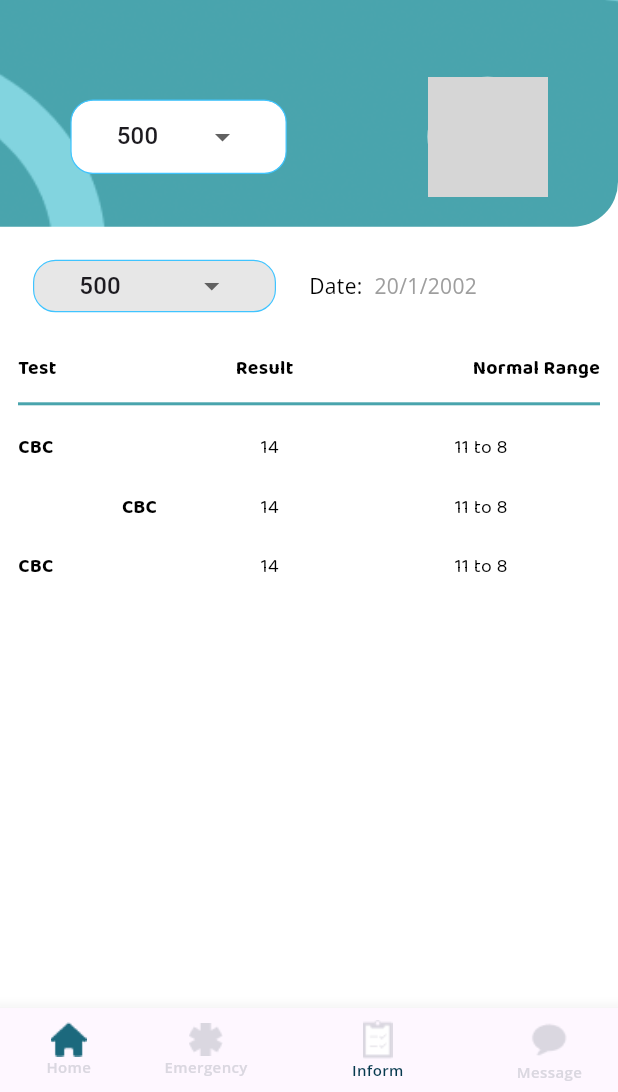
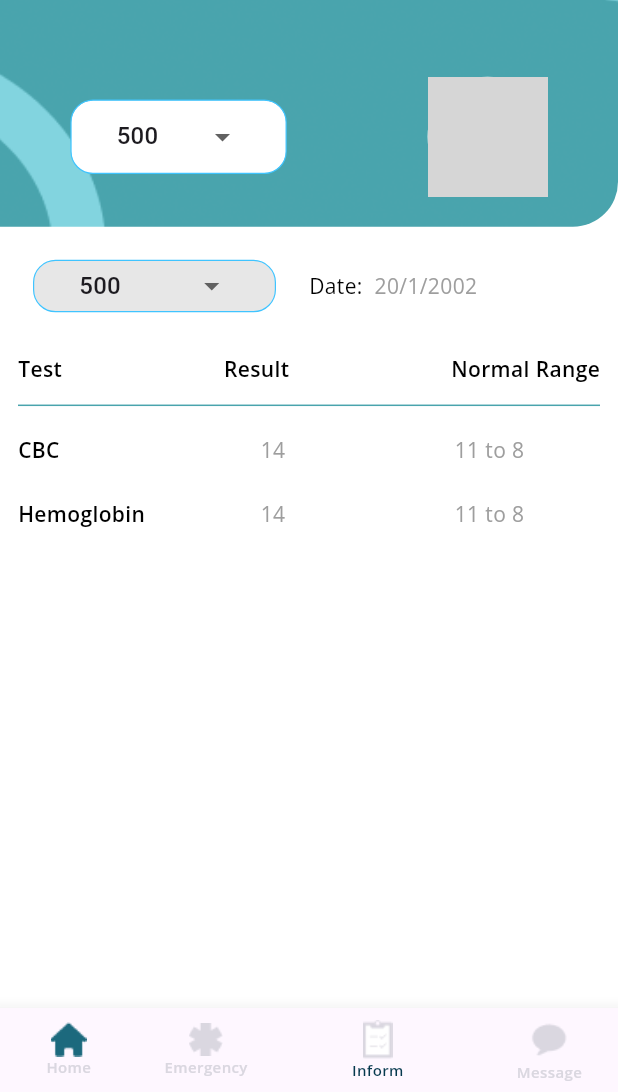
Before and after one commit to Mohamed-lalah/rafik2, a Flutter app: the HomeScreen screen opened by its route, item 3 of the bottom bar chosen, on a phone screen of 412 x 824 dp, the part 144-1236 px from its top. Run offline on Flutter 3.47's test engine with Material 3 defaults, Android fonts, the phone set to English and light mode, and no system bars; our stand-ins replace google_fonts, google_maps_flutter, swipeable_button_view, syncfusion_flutter_charts; network calls fail; grey boxes are pictures that could not be loaded.

Commit message:
inform screen design edited

```diff
--- a/lib/ui/screens/emergencty_tab_screen.dart
+++ b/lib/ui/screens/emergencty_tab_screen.dart
@@ -1,6 +1,7 @@
 import 'package:flutter/material.dart';
 import 'package:google_fonts/google_fonts.dart';
 import 'package:rafik/ui/screens/emergency_state_screen.dart';
+import 'package:rafik/ui/widgets/custom_list_widget.dart';
 import 'package:swipeable_button_view/swipeable_button_view.dart';
 
 import '../widgets/list_widget.dart';
@@ -43,7 +44,7 @@ class _EmergencyTabState extends State<EmergencyTab> {
                         color: Colors.white,
                       ),
                       onPressed: () {
-                        Navigator.pushNamed(context, ListWidget.routeName);
+                        Navigator.pushNamed(context, CustomListWidget.routeName);
                       }),
                 ),
                 Container(
--- a/lib/ui/screens/home_tab.dart
+++ b/lib/ui/screens/home_tab.dart
@@ -2,6 +2,7 @@ import 'package:flutter/material.dart';
 import 'package:rafik/ui/screens/memory_screen.dart';
 import 'package:rafik/ui/utlities/app_colors.dart';
 import 'package:rafik/ui/utlities/app_theme.dart';
+import 'package:rafik/ui/widgets/custom_list_widget.dart';
 import 'package:rafik/ui/widgets/list_widget.dart';
 import 'package:rafik/ui/widgets/memories_widget.dart';
 
@@ -47,7 +48,7 @@ class HomeTab extends StatelessWidget {
                   ),
                   InkWell(
                     onTap: (){
-                      Navigator.pushNamed(context, ListWidget.routeName);
+                      Navigator.pushNamed(context, CustomListWidget.routeName);
                     },
                     child: Padding(
                       padding: const EdgeInsets.only(right: 20),
--- a/lib/ui/screens/informs_screen.dart
+++ b/lib/ui/screens/informs_screen.dart
@@ -155,6 +155,7 @@ class _InformsScreenState extends State<InformsScreen> {
                           fontSize: 14,
                           fontWeight: FontWeight.normal),
                     ),
+                    SizedBox(width: 0.1,),
                     Text("20/1/2002",
                         style: GoogleFonts.openSans(
                             color: Colors.grey,
@@ -169,29 +170,73 @@ class _InformsScreenState extends State<InformsScreen> {
               mainAxisAlignment: MainAxisAlignment.spaceBetween,
               children: [
                 Text("Test",
-                    style: GoogleFonts.baloo2(
-                        fontSize: 13,
+                    style: GoogleFonts.openSans(
+                        fontSize: 14,
                         color: Colors.black,
-                        fontWeight: FontWeight.bold)),
+                        fontWeight: FontWeight.w600)),
                 Text("Result",
-                    style: GoogleFonts.baloo2(
-                        fontSize: 13,
+                    style: GoogleFonts.openSans(
+                        fontSize: 14,
                         color: Colors.black,
-                        fontWeight: FontWeight.bold)),
+                        fontWeight: FontWeight.w600)),
                 Text("Normal Range",
-                    style: GoogleFonts.baloo2(
-                        fontSize: 13,
+                    style: GoogleFonts.openSans(
+                        fontSize: 14,
                         color: Colors.black,
-                        fontWeight: FontWeight.bold)),
+                        fontWeight: FontWeight.w600)),
               ],
             ),
           ),
           Container(
             margin: EdgeInsets.only(right: 12, left: 12, bottom: 6, top: 6),
             child: Divider(
-              thickness: 2,
+              thickness: 1,
               color: Color(0xff49A4AD),
             ),
+          ),
+
+          Container(
+            margin: EdgeInsets.only(right: 12, left: 12, top: 6),
+            child: Row(
+              children: [
+                Expanded(
+                  flex:5,
+                  child: InkWell(
+                    onTap: (){
+                      Navigator.pushNamed(context, CBSScreen.routeName);
+                    },
+                    child: Text("CBC",
+                        style: GoogleFonts.openSans(
+                            fontSize: 14,
+                            color: Colors.black,
+                            fontWeight: FontWeight.w600)
+                    ),
+                  ),
+                ),
+                Expanded(
+                  flex: 4,
+                  child: Text("14",
+                      style:
+                      GoogleFonts.openSans
+                        (fontSize: 14, color: Colors.grey,
+                        fontWeight: FontWeight.w400,)
+                  ),
+                ),
+                Expanded(
+                  flex: 3,
+                  child: Text("11 to 8",
+                      style:
+                      GoogleFonts.openSans
+                        (
+                        fontSize: 14, color: Colors.grey,
+                        fontWeight: FontWeight.w400,)
+                  ),
+                ),
+              ],
+            ),
+          ),
+          SizedBox(
+            height: height*0.02,
           ),
           Container(
             margin: EdgeInsets.only(right: 12, left: 12, top: 6),
@@ -199,82 +244,30 @@ class _InformsScreenState extends State<InformsScreen> {
               children: [
                 Expanded(
                   flex:5,
-                  child: Text("CBC",
-                      style: GoogleFonts.baloo2(
-                          fontSize: 13,
+                  child: Text("Hemoglobin",
+                      style: GoogleFonts.openSans(
+                          fontSize: 14,
                           color: Colors.black,
-                          fontWeight: FontWeight.bold)),
+                          fontWeight: FontWeight.w600)),
                 ),
                 Expanded(
                   flex: 4,
                   child: Text("14",
                       style:
-                          GoogleFonts.baloo2(fontSize: 13, color: Colors.black)),
+                          GoogleFonts.openSans
+                        (fontSize: 14, color: Colors.grey,
+                      fontWeight: FontWeight.w400,)
+                  ),
                 ),
                 Expanded(
                   flex: 3,
                   child: Text("11 to 8",
                       style:
-                          GoogleFonts.baloo2(fontSize: 13, color: Colors.black)),
-                ),
-              ],
-            ),
-          ),
-          Container(
-            margin: EdgeInsets.only(right: 12, left: 12, top: 6),
-            child: Row(
-              children: [
-                Expanded(
-                  flex:5,
-                  child: TextButton(
-                    onPressed: (){
-                      Navigator.pushNamed(context, CBSScreen.routeName);
-                    },
-                    child: Text("CBC",
-                        style: GoogleFonts.baloo2(
-                            fontSize: 13,
-                            color: Colors.black,
-                            fontWeight: FontWeight.bold)),
+                      GoogleFonts.openSans
+                        (
+                        fontSize: 14, color: Colors.grey,
+                          fontWeight: FontWeight.w400,)
                   ),
-                ),
-                Expanded(
-                  flex: 4,
-                  child: Text("14",
-                      style:
-                      GoogleFonts.baloo2(fontSize: 13, color: Colors.black)),
-                ),
-                Expanded(
-                  flex: 3,
-                  child: Text("11 to 8",
-                      style:
-                      GoogleFonts.baloo2(fontSize: 13, color: Colors.black)),
-                ),
-              ],
-            ),
-          ),
-          Container(
-            margin: EdgeInsets.only(right: 12, left: 12, top: 6),
-            child: Row(
-              children: [
-                Expanded(
-                  flex:5,
-                  child: Text("CBC",
-                      style: GoogleFonts.baloo2(
-                          fontSize: 13,
-                          color: Colors.black,
-                          fontWeight: FontWeight.bold)),
-                ),
-                Expanded(
-                  flex: 4,
-                  child: Text("14",
-                      style:
-                      GoogleFonts.baloo2(fontSize: 13, color: Colors.black)),
-                ),
-                Expanded(
-                  flex: 3,
-                  child: Text("11 to 8",
-                      style:
-                      GoogleFonts.baloo2(fontSize: 13, color: Colors.black)),
                 ),
               ],
             ),
```
Also changed, not shown: lib/main.dart (+7 -1 lines), lib/ui/screens/message_screen.dart (+7 -1 lines), lib/ui/widgets/custom_list_widget.dart (added, +104 -0 lines), assets/images/2.0x/person 2x.png (added), assets/images/3.0x/person 3x.png (added), assets/images/person 1x.png (added).
